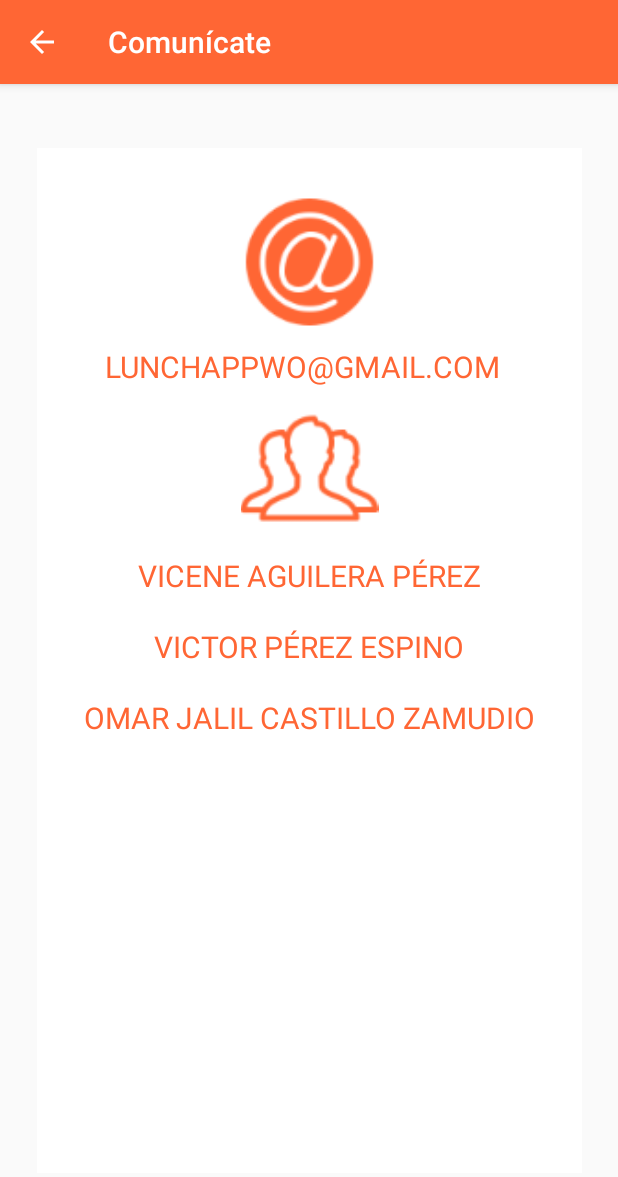
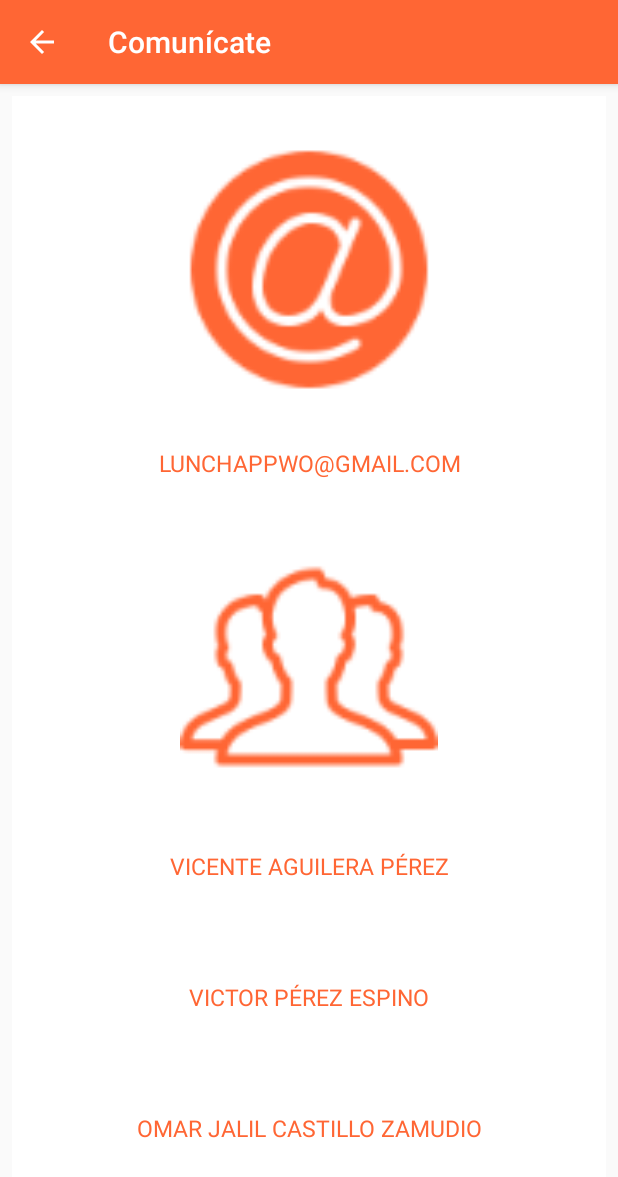
Before and after one commit to VicenteAguileraPerez/lunchApp, an Android app: the Main2Activity_comunicate screen opened directly, with no data from a screen before it, on a phone screen of 412 x 824 dp. Shown: the top 1177 px of the screen. Run offline under Robolectric (Android 15) with nearby library versions, the phone set to English and light mode, and no system bars; 1 statement that could not run was skipped.

Commit message:
ajuste en el fragment comunicate

```diff
--- a/app/src/main/java/com/example/lunchapp/Main2Activity_comunicate.java
+++ b/app/src/main/java/com/example/lunchapp/Main2Activity_comunicate.java
@@ -1,7 +1,11 @@
 package com.example.lunchapp;
 
+import android.content.Context;
 import android.support.v7.app.AppCompatActivity;
 import android.os.Bundle;
+import android.view.MenuItem;
+import android.view.View;
+import android.view.inputmethod.InputMethodManager;
 
 public class Main2Activity_comunicate extends AppCompatActivity {
 
@@ -10,4 +14,18 @@ public class Main2Activity_comunicate extends AppCompatActivity {
         super.onCreate(savedInstanceState);
         setContentView(R.layout.activity_main2_comunicate);
     }
+    @Override
+    public boolean onOptionsItemSelected(MenuItem item) {
+        switch (item.getItemId()) {
+            case android.R.id.home:
+                onBackPressed();
+                View view = this.getCurrentFocus();
+                if (view != null) {
+                    InputMethodManager imm = (InputMethodManager)getSystemService(Context.INPUT_METHOD_SERVICE);
+                    imm.hideSoftInputFromWindow(view.getWindowToken(), 0);
+                }
+                break;
+        }
+        return true;
+    }
 }
--- a/app/src/main/res/layout/activity_main2_comunicate.xml
+++ b/app/src/main/res/layout/activity_main2_comunicate.xml
@@ -9,8 +9,8 @@
     <fragment
         android:id="@+id/fragment2"
         android:name="androidx.navigation.fragment.NavHostFragment"
-        android:layout_width="395dp"
-        android:layout_height="715dp"
+        android:layout_width="match_parent"
+        android:layout_height="match_parent"
         android:layout_marginStart="8dp"
         android:layout_marginTop="8dp"
         android:layout_marginEnd="8dp"
--- a/app/src/main/res/layout/fragment_informacionapp.xml
+++ b/app/src/main/res/layout/fragment_informacionapp.xml
@@ -1,10 +1,12 @@
 <?xml version="1.0" encoding="utf-8"?>
 
 <android.support.constraint.ConstraintLayout xmlns:android="http://schemas.android.com/apk/res/android"
+    xmlns:app="http://schemas.android.com/apk/res-auto"
     xmlns:tools="http://schemas.android.com/tools"
     android:layout_width="match_parent"
     android:layout_height="match_parent"
     android:orientation="vertical"
+    android:background="@android:color/white"
     tools:context="fragmentsPackage.quejasysugenencias"
     >
     <!-- TODO: Update blank fragment layout -->
@@ -12,78 +14,88 @@
     <LinearLayout
         android:layout_width="match_parent"
         android:layout_height="match_parent"
+
+        android:background="@android:color/white"
         android:orientation="vertical"
-        android:background="@android:color/white"
-        android:weightSum="3"
-        android:layout_margin="16dp"
-        android:padding="20dp">
-
+        android:padding="20dp"
+        android:weightSum="2"
+        app:layout_constraintBottom_toBottomOf="parent"
+        app:layout_constraintEnd_toEndOf="parent"
+        app:layout_constraintStart_toStartOf="parent"
+        app:layout_constraintTop_toTopOf="parent">
 
 
         <ImageView
             android:id="@+id/imageViewcorreo"
             android:layout_width="match_parent"
             android:layout_height="0dp"
+            android:layout_marginStart="10dp"
             android:layout_marginTop="10dp"
-        android:layout_weight="0.50"
-        android:layout_marginStart="10dp"
             android:layout_marginEnd="10dp"
+            android:layout_weight="0.60"
             android:src="@drawable/icon_contact_orange" />
 
         <TextView
             android:layout_width="match_parent"
-        android:layout_height="0dp"
-        android:layout_marginTop="10dp"
-        android:layout_weight="0.15"
-        android:textSize="20dp"
+            android:layout_height="10dp"
+            android:layout_margin="10dp"
+            android:layout_marginStart="0dp"
+            android:layout_weight="0.20"
+            android:gravity="center"
+            android:padding="5dp"
+            android:text="LUNCHAPPWO@GMAIL.COM"
             android:textAlignment="center"
-        android:layout_marginStart="0dp"
-        android:layout_marginEnd="10dp"
-        android:text="LUNCHAPPWO@GMAIL.COM"
             android:textColor="#ff6634"
-        />
+            android:textSize="15dp" />
+
         <ImageView
             android:id="@+id/imageViewequipo"
             android:layout_width="match_parent"
             android:layout_height="0dp"
+            android:layout_marginStart="10dp"
             android:layout_marginTop="10dp"
-        android:layout_weight="0.50"
-        android:layout_marginStart="10dp"
             android:layout_marginEnd="10dp"
+            android:layout_weight="0.60"
             android:src="@drawable/icon_equipo_orange" />
 
         <TextView
             android:id="@+id/vicentename"
+            android:padding="5dp"
             android:layout_width="match_parent"
-        android:layout_height="0dp"
+            android:layout_height="10dp"
             android:layout_margin="10dp"
-        android:layout_weight="0.15"
-        android:text="VICENE AGUILERA PÉREZ"
+            android:layout_weight="0.20"
+            android:gravity="center"
+            android:text="VICENTE AGUILERA PÉREZ"
             android:textAlignment="center"
             android:textColor="#ff6634"
-        android:textSize="20sp" />
+            android:textSize="15sp" />
+
         <TextView
             android:id="@+id/victorname"
+            android:padding="5dp"
             android:layout_width="match_parent"
-        android:layout_height="0dp"
+            android:layout_height="10dp"
             android:layout_margin="10dp"
-        android:layout_weight="0.15"
+            android:layout_weight="0.20"
+            android:gravity="center"
             android:text="VICTOR PÉREZ ESPINO"
-        android:textSize="20sp"
             android:textAlignment="center"
             android:textColor="#ff6634"
-        />
+            android:textSize="15sp" />
+
         <TextView
             android:id="@+id/omarname"
+            android:padding="5dp"
             android:layout_width="match_parent"
-    android:layout_height="0dp"
+            android:layout_height="10dp"
             android:layout_margin="10dp"
-    android:textSize="20sp"
-    android:layout_weight="0.15"
+            android:layout_weight="0.20"
+            android:gravity="center"
             android:text="OMAR JALIL CASTILLO ZAMUDIO"
             android:textAlignment="center"
             android:textColor="#ff6634"
-    />
+            android:textSize="15sp" />
     </LinearLayout>
 
 
```
Lines whose indentation alone changed are shown as unchanged.
